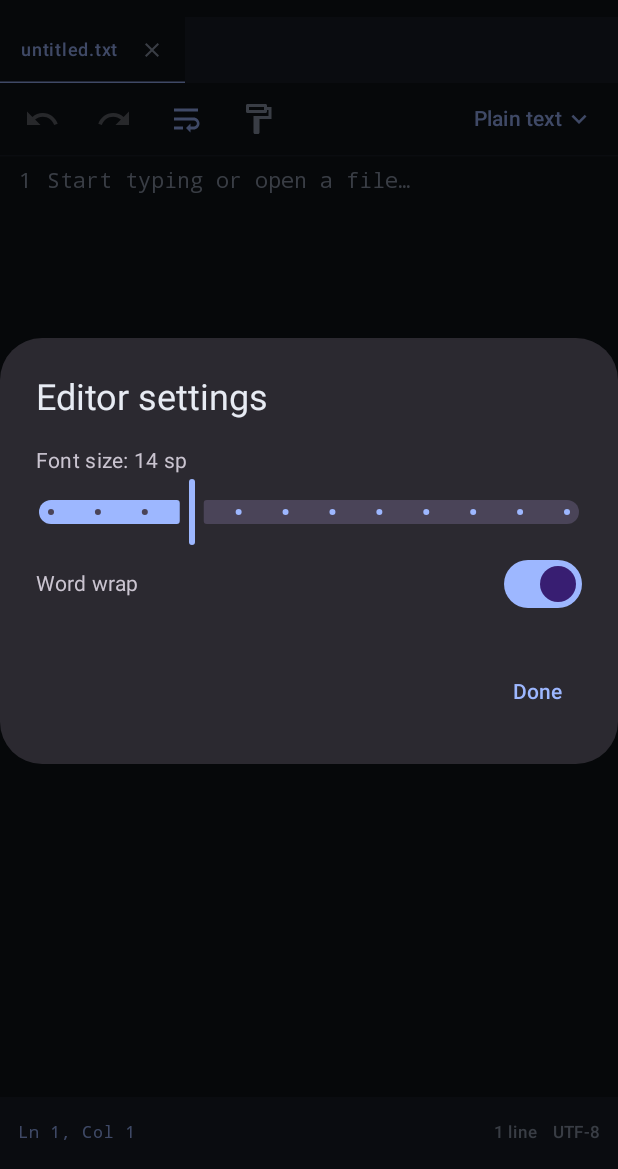
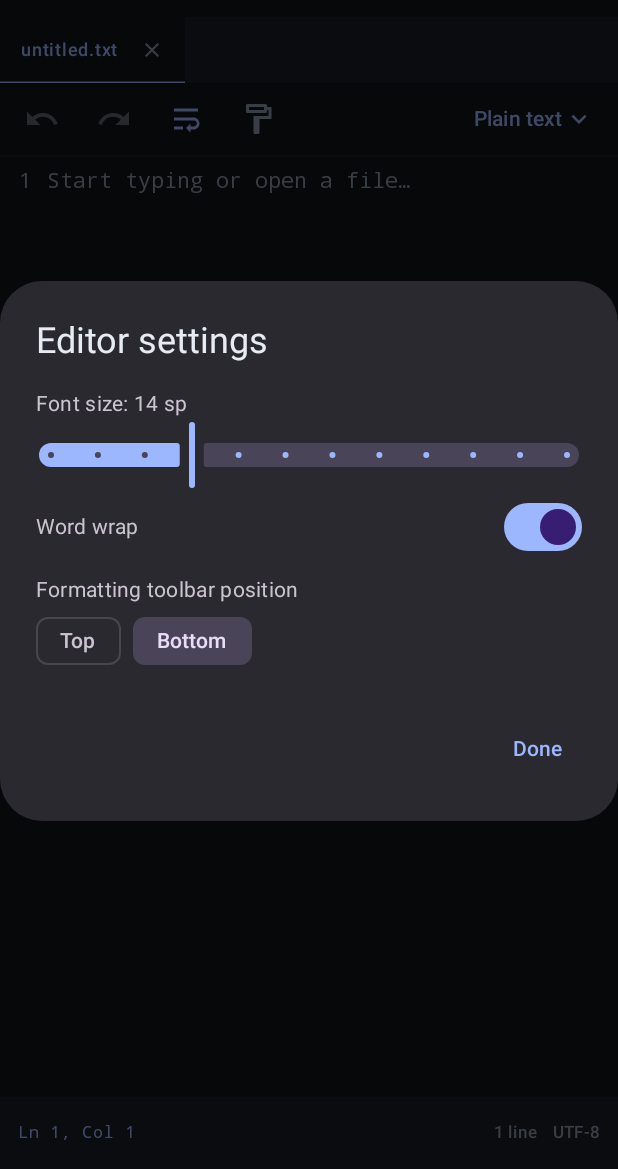
Before and after one commit to mrizkyy46/teksto, an Android app built with Jetpack Compose: the screen it shows after launch (MainActivity), after a tap on "Editor settings", on a phone screen of 412 x 824 dp, the part 67-1236 px from its top. Run offline under Robolectric (Android 15) with nearby library versions, the phone set to English and light mode, and no system bars; 2 other taps on this screen came first.

Commit message:
feat: configure formatting toolbar position

```diff
--- a/app/src/main/java/com/mrizkyy46/teksto/EditorChrome.kt
+++ b/app/src/main/java/com/mrizkyy46/teksto/EditorChrome.kt
@@ -18,8 +18,11 @@ import androidx.compose.foundation.lazy.LazyColumn
 import androidx.compose.foundation.lazy.LazyRow
 import androidx.compose.foundation.lazy.items
 import androidx.compose.foundation.lazy.rememberLazyListState
+import androidx.compose.foundation.rememberScrollState
+import androidx.compose.foundation.selection.selectableGroup
 import androidx.compose.foundation.text.KeyboardActions
 import androidx.compose.foundation.text.KeyboardOptions
+import androidx.compose.foundation.verticalScroll
 import androidx.compose.material.icons.Icons
 import androidx.compose.material.icons.automirrored.outlined.Redo
 import androidx.compose.material.icons.automirrored.outlined.ShortText
@@ -45,6 +48,7 @@ import androidx.compose.material.icons.outlined.Visibility
 import androidx.compose.material3.AlertDialog
 import androidx.compose.material3.DropdownMenu
 import androidx.compose.material3.DropdownMenuItem
+import androidx.compose.material3.FilterChip
 import androidx.compose.material3.HorizontalDivider
 import androidx.compose.material3.Icon
 import androidx.compose.material3.IconButton
@@ -430,7 +434,7 @@ internal fun SettingsDialog(settings: EditorSettings, onChange: (EditorSettings)
         onDismissRequest = onClose,
         title = { Text("Editor settings") },
         text = {
-            Column {
+            Column(Modifier.verticalScroll(rememberScrollState())) {
                 Text("Font size: ${settings.fontSize} sp")
                 Slider(
                     value = settings.fontSize.toFloat(),
@@ -441,6 +445,17 @@ internal fun SettingsDialog(settings: EditorSettings, onChange: (EditorSettings)
                 Row(verticalAlignment = Alignment.CenterVertically) {
                     Text("Word wrap", Modifier.weight(1f))
                     Switch(checked = settings.wordWrap, onCheckedChange = { onChange(settings.copy(wordWrap = it)) })
+                }
+                Spacer(Modifier.height(8.dp))
+                Text("Formatting toolbar position")
+                Row(Modifier.selectableGroup(), horizontalArrangement = Arrangement.spacedBy(8.dp)) {
+                    for (position in FormattingToolbarPosition.entries) {
+                        FilterChip(
+                            selected = settings.formattingToolbarPosition == position,
+                            onClick = { onChange(settings.copy(formattingToolbarPosition = position)) },
+                            label = { Text(position.name) },
+                        )
+                    }
                 }
             }
         },
--- a/app/src/main/java/com/mrizkyy46/teksto/EditorWorkspace.kt
+++ b/app/src/main/java/com/mrizkyy46/teksto/EditorWorkspace.kt
@@ -110,7 +110,13 @@ internal class EditorDocument(
 
 internal data class RecentFile(val uri: Uri, val name: String)
 
-internal data class EditorSettings(val fontSize: Int = 14, val wordWrap: Boolean = false)
+internal enum class FormattingToolbarPosition { Top, Bottom }
+
+internal data class EditorSettings(
+    val fontSize: Int = 14,
+    val wordWrap: Boolean = false,
+    val formattingToolbarPosition: FormattingToolbarPosition = FormattingToolbarPosition.Bottom,
+)
 
 internal class EditorWorkspace(application: Application) : AndroidViewModel(application) {
     private val resolver = application.contentResolver
--- a/app/src/main/java/com/mrizkyy46/teksto/MainActivity.kt
+++ b/app/src/main/java/com/mrizkyy46/teksto/MainActivity.kt
@@ -399,6 +399,20 @@ private fun DocumentEditor(
         }
     }
 
+    val formattingToolbar: @Composable () -> Unit = {
+        FormattingToolbar(
+            syntax = document.syntax,
+            onUseMarkdown = { workspace.setSyntax(document, Syntax.Markdown) },
+            onInlineFormat = { format -> applyFormatting { it.toggleInlineFormat(document.syntax, format) } },
+            onFontSize = { size -> applyFormatting { it.setFontSize(document.syntax, size) } },
+            onFontColor = { color -> applyFormatting { it.setFontColor(document.syntax, color) } },
+            onIndent = { indent ->
+                val width = if (document.syntax == Syntax.Markdown) 2 else 4
+                applyFormatting { it.changeIndent(indent, width) }
+            },
+        )
+    }
+    val toolbarPosition = workspace.settings.formattingToolbarPosition
     if (previewOpen) {
         DocumentPreview(document.syntax, value.text, workspace.settings.fontSize, modifier)
     } else Column(modifier) {
@@ -415,19 +429,7 @@ private fun DocumentEditor(
             onFormatting = { formattingVisibility = !formattingOpen },
             onSyntax = { workspace.setSyntax(document, it) },
         )
-        if (formattingOpen) {
-            FormattingToolbar(
-                syntax = document.syntax,
-                onUseMarkdown = { workspace.setSyntax(document, Syntax.Markdown) },
-                onInlineFormat = { format -> applyFormatting { it.toggleInlineFormat(document.syntax, format) } },
-                onFontSize = { size -> applyFormatting { it.setFontSize(document.syntax, size) } },
-                onFontColor = { color -> applyFormatting { it.setFontColor(document.syntax, color) } },
-                onIndent = { indent ->
-                    val width = if (document.syntax == Syntax.Markdown) 2 else 4
-                    applyFormatting { it.changeIndent(indent, width) }
-                },
-            )
-        }
+        if (formattingOpen && toolbarPosition == FormattingToolbarPosition.Top) formattingToolbar()
         if (showSearch) {
             SearchPanel(
                 query = query,
@@ -481,6 +483,7 @@ private fun DocumentEditor(
                 modifier = Modifier.weight(1f),
             )
         }
+        if (formattingOpen && toolbarPosition == FormattingToolbarPosition.Bottom) formattingToolbar()
         EditorStatus(document, starts, onShowLineDialog)
     }
 
```
Also changed, not shown: app/src/main/java/com/mrizkyy46/teksto/SessionStore.kt (+8 -1 lines), 1 other file.
